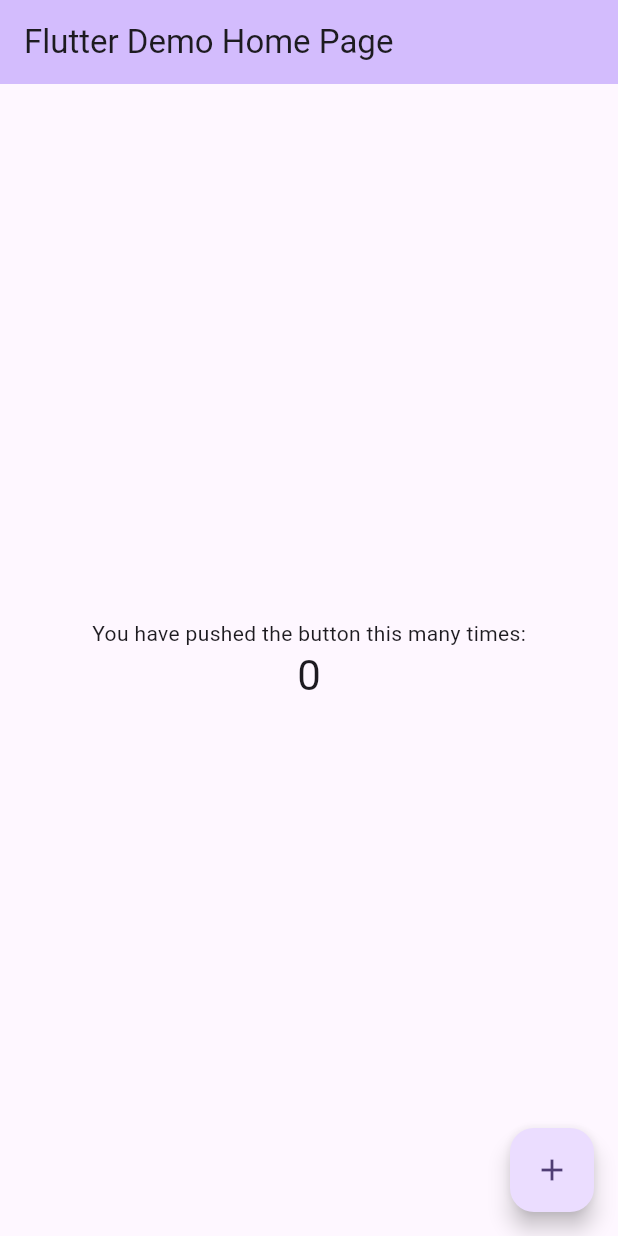
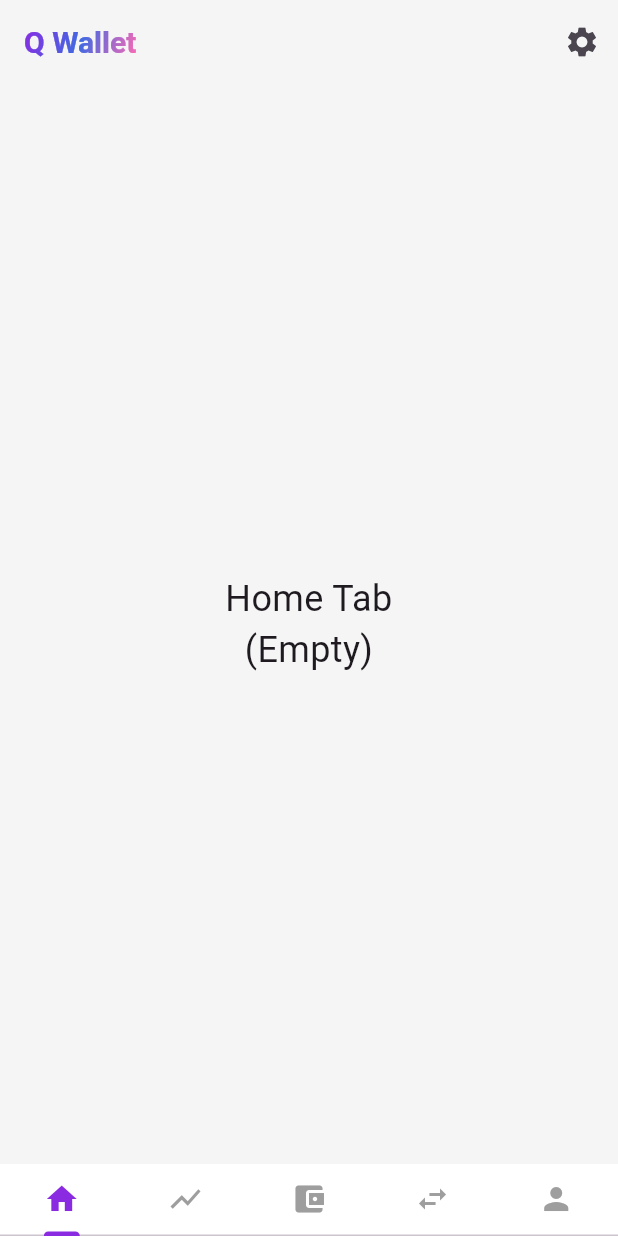
Before and after one commit to zianksm/Eth-Taipei, a Flutter app: the screen it shows after launch, on a phone screen of 412 x 824 dp. Run offline on Flutter 3.47's test engine with Material 3 defaults, Android fonts, the phone set to English and light mode, and no system bars.

Commit message:
Removed test folder and added basic structure of the mobile app

```diff
--- a/frontend/q_wallet/lib/main.dart
+++ b/frontend/q_wallet/lib/main.dart
@@ -1,122 +1,26 @@
 import 'package:flutter/material.dart';
+import 'package:q_wallet/pages/home_page.dart';
 
 void main() {
-  runApp(const MyApp());
+  runApp(const WalletApp());
 }
 
-class MyApp extends StatelessWidget {
-  const MyApp({super.key});
+class WalletApp extends StatelessWidget {
+  const WalletApp({super.key});
 
-  // This widget is the root of your application.
   @override
   Widget build(BuildContext context) {
     return MaterialApp(
-      title: 'Flutter Demo',
+      title: 'Q Wallet',
       theme: ThemeData(
-        // This is the theme of your application.
-        //
-        // TRY THIS: Try running your application with "flutter run". You'll see
-        // the application has a purple toolbar. Then, without quitting the app,
-        // try changing the seedColor in the colorScheme below to Colors.green
-        // and then invoke "hot reload" (save your changes or press the "hot
-        // reload" button in a Flutter-supported IDE, or press "r" if you used
-        // the command line to start the app).
-        //
-        // Notice that the counter didn't reset back to zero; the application
-        // state is not lost during the reload. To reset the state, use hot
-        // restart instead.
-        //
-        // This works for code too, not just values: Most code changes can be
-        // tested with just a hot reload.
-        colorScheme: ColorScheme.fromSeed(seedColor: Colors.deepPurple),
+        colorScheme: ColorScheme.fromSeed(
+          seedColor: const Color(0xFF8A2BE2),
+          primary: const Color(0xFF8A2BE2),
+          secondary: const Color(0xFF4169E1),
+        ),
+        useMaterial3: true,
       ),
-      home: const MyHomePage(title: 'Flutter Demo Home Page'),
+      home: const WalletHomePage(),
     );
   }
 }
-
-class MyHomePage extends StatefulWidget {
-  const MyHomePage({super.key, required this.title});
-
-  // This widget is the home page of your application. It is stateful, meaning
-  // that it has a State object (defined below) that contains fields that affect
-  // how it looks.
-
-  // This class is the configuration for the state. It holds the values (in this
-  // case the title) provided by the parent (in this case the App widget) and
-  // used by the build method of the State. Fields in a Widget subclass are
-  // always marked "final".
-
-  final String title;
-
-  @override
-  State<MyHomePage> createState() => _MyHomePageState();
-}
-
-class _MyHomePageState extends State<MyHomePage> {
-  int _counter = 0;
-
-  void _incrementCounter() {
-    setState(() {
-      // This call to setState tells the Flutter framework that something has
-      // changed in this State, which causes it to rerun the build method below
-      // so that the display can reflect the updated values. If we changed
-      // _counter without calling setState(), then the build method would not be
-      // called again, and so nothing would appear to happen.
-      _counter++;
-    });
-  }
-
-  @override
-  Widget build(BuildContext context) {
-    // This method is rerun every time setState is called, for instance as done
-    // by the _incrementCounter method above.
-    //
-    // The Flutter framework has been optimized to make rerunning build methods
-    // fast, so that you can just rebuild anything that needs updating rather
-    // than having to individually change instances of widgets.
-    return Scaffold(
-      appBar: AppBar(
-        // TRY THIS: Try changing the color here to a specific color (to
-        // Colors.amber, perhaps?) and trigger a hot reload to see the AppBar
-        // change color while the other colors stay the same.
-        backgroundColor: Theme.of(context).colorScheme.inversePrimary,
-        // Here we take the value from the MyHomePage object that was created by
-        // the App.build method, and use it to set our appbar title.
-        title: Text(widget.title),
-      ),
-      body: Center(
-        // Center is a layout widget. It takes a single child and positions it
-        // in the middle of the parent.
-        child: Column(
-          // Column is also a layout widget. It takes a list of children and
-          // arranges them vertically. By default, it sizes itself to fit its
-          // children horizontally, and tries to be as tall as its parent.
-          //
-          // Column has various properties to control how it sizes itself and
-          // how it positions its children. Here we use mainAxisAlignment to
-          // center the children vertically; the main axis here is the vertical
-          // axis because Columns are vertical (the cross axis would be
-          // horizontal).
-          //
-          // TRY THIS: Invoke "debug painting" (choose the "Toggle Debug Paint"
-          // action in the IDE, or press "p" in the console), to see the
-          // wireframe for each widget.
-          mainAxisAlignment: MainAxisAlignment.center,
-          children: <Widget>[
-            const Text('You have pushed the button this many times:'),
-            Text(
-              '$_counter',
-              style: Theme.of(context).textTheme.headlineMedium,
-            ),
-          ],
-        ),
-      ),
-      floatingActionButton: FloatingActionButton(
-        onPressed: _incrementCounter,
-        tooltip: 'Increment',
-        child: const Icon(Icons.add),
-      ), // This trailing comma makes auto-formatting nicer for build methods.
-    );
-  }
-}
--- /dev/null
+++ b/frontend/q_wallet/lib/pages/empty_tab_page.dart
@@ -0,0 +1,18 @@
+import 'package:flutter/material.dart';
+
+class EmptyTabPage extends StatelessWidget {
+  final String tabName;
+
+  const EmptyTabPage({super.key, required this.tabName});
+
+  @override
+  Widget build(BuildContext context) {
+    return Center(
+      child: Text(
+        '$tabName Tab\n(Empty)',
+        textAlign: TextAlign.center,
+        style: const TextStyle(fontSize: 24),
+      ),
+    );
+  }
+}
--- /dev/null
+++ b/frontend/q_wallet/lib/pages/home_page.dart
@@ -0,0 +1,90 @@
+import 'package:flutter/material.dart';
+import 'package:q_wallet/pages/empty_tab_page.dart';
+import 'package:q_wallet/pages/wallet_tab.dart';
+
+class WalletHomePage extends StatefulWidget {
+  const WalletHomePage({super.key});
+
+  @override
+  State<WalletHomePage> createState() => _WalletHomePageState();
+}
+
+class _WalletHomePageState extends State<WalletHomePage> with SingleTickerProviderStateMixin {
+  late TabController _tabController;
+  bool _showLeading = true;
+
+  @override
+  void initState() {
+    super.initState();
+    _tabController = TabController(length: 5, initialIndex: 0, vsync: this); // Changed to 0
+    _tabController.addListener(() {
+      setState(() {
+        _showLeading = _tabController.index != 2;
+      });
+    });
+  }
+
+  @override
+  void dispose() {
+    _tabController.dispose();
+    super.dispose();
+  }
+
+  @override
+  Widget build(BuildContext context) {
+    return Scaffold(
+      backgroundColor: Colors.grey[100],
+      appBar: AppBar(
+        title: ShaderMask(
+          shaderCallback: (bounds) => const LinearGradient(
+            colors: [Color(0xFF8A2BE2), Color(0xFF4169E1), Color(0xFFFF69B4)],
+            begin: Alignment.topLeft,
+            end: Alignment.bottomRight,
+          ).createShader(bounds),
+          child: const Text(
+            'Q Wallet',
+            style: TextStyle(
+              fontSize: 20,
+              fontWeight: FontWeight.bold,
+              color: Colors.white,
+            ),
+          ),
+        ),
+        actions: [
+          IconButton(
+            icon: const Icon(Icons.settings),
+            onPressed: () {},
+          ),
+        ],
+        elevation: 0,
+        backgroundColor: Colors.transparent,
+      ),
+      body: TabBarView(
+        controller: _tabController,
+        children: const [
+          EmptyTabPage(tabName: 'Home'),
+          EmptyTabPage(tabName: 'Stats'),
+          WalletTab(),
+          EmptyTabPage(tabName: 'Transfer'),
+          EmptyTabPage(tabName: 'Profile'),
+        ],
+      ),
+      bottomNavigationBar: Container(
+        color: Colors.white,
+        child: TabBar(
+          controller: _tabController,
+          labelColor: const Color(0xFF8A2BE2),
+          unselectedLabelColor: Colors.grey,
+          indicatorColor: const Color(0xFF8A2BE2),
+          tabs: const [
+            Tab(icon: Icon(Icons.home)),
+            Tab(icon: Icon(Icons.show_chart)),
+            Tab(icon: Icon(Icons.account_balance_wallet)),
+            Tab(icon: Icon(Icons.swap_horiz)),
+            Tab(icon: Icon(Icons.person)),
+          ],
+        ),
+      ),
+    );
+  }
+}
```
Also changed, not shown: frontend/q_wallet/lib/pages/wallet_tab.dart (added, +23 -0 lines), frontend/q_wallet/lib/widgets/balance_card.dart (added, +82 -0 lines), frontend/q_wallet/lib/widgets/credit_expiration_card.dart (added, +69 -0 lines), 1 other file.
